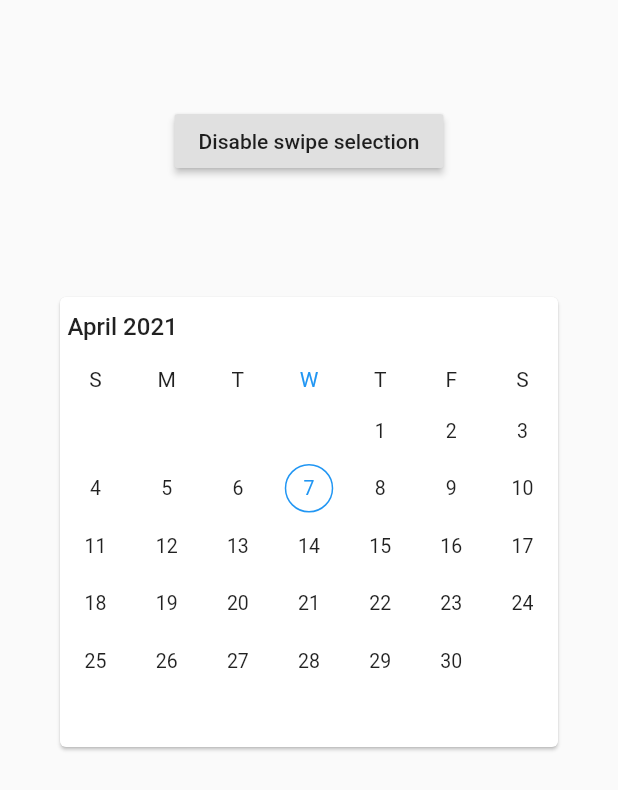
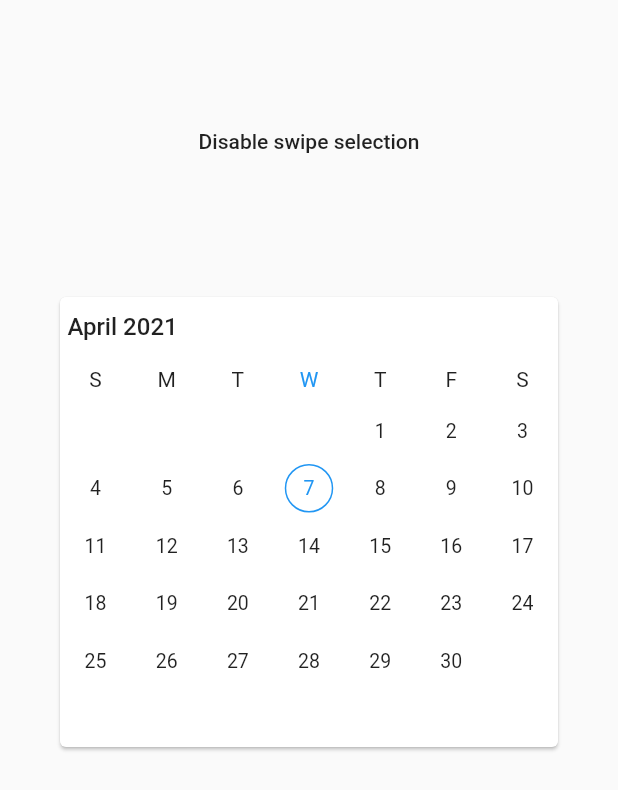
Before and after one commit to SyncfusionExamples/restrict-swipe-getsure-for-range-selection-flutter-date-range-picker, a Flutter app: the screen it shows after launch, on a phone screen of 412 x 824 dp. Shown: the top 790 px of the screen. Run offline on Flutter 3.47's test engine with Material 2 defaults, Android fonts, the phone set to English and light mode, and no system bars; drawn by our look-alikes of syncfusion_flutter_datepicker.

Commit message:
FLUT-4313-Sample updated with null safety.

```diff
--- a/lib/main.dart
+++ b/lib/main.dart
@@ -20,16 +20,8 @@ class SwipeSelectionPicker extends StatefulWidget {
 }
 
 class SwipeSelectionPickerState extends State<SwipeSelectionPicker> {
-  bool _swipeSelection;
-  String _buttonText;
-
-  @override
-  @override
-  void initState() {
-    _swipeSelection = true;
-    _buttonText='Disable swipe selection';
-    super.initState();
-  }
+  bool _swipeSelection = true;
+  String _buttonText = 'Disable swipe selection';
 
   @override
   Widget build(BuildContext context) {
@@ -38,27 +30,23 @@ class SwipeSelectionPickerState extends State<SwipeSelectionPicker> {
         children: [
           Container(
             padding: const EdgeInsets.only(top: 70),
-            child: RaisedButton(
+            child: MaterialButton(
               child: Text(_buttonText),
               onPressed: () {
                 setState(() {
-                  if(_buttonText=='Disable swipe selection')
-                    {
-                      _buttonText='Enable swipe selection';
-                      _swipeSelection = false;
-                    }
-
-                  else
-                    {
-                      _buttonText='Disable swipe selection';
-                      _swipeSelection = true;
-                    }
+                  if (_buttonText == 'Disable swipe selection') {
+                    _buttonText = 'Enable swipe selection';
+                    _swipeSelection = false;
+                  } else {
+                    _buttonText = 'Disable swipe selection';
+                    _swipeSelection = true;
+                  }
                 });
               },
             ),
           ),
           Card(
-            margin: const EdgeInsets.fromLTRB(40, 80, 40,100),
+            margin: const EdgeInsets.fromLTRB(40, 80, 40, 100),
             child: SfDateRangePicker(
               view: DateRangePickerView.month,
               selectionMode: DateRangePickerSelectionMode.range,
--- a/pubspec.yaml
+++ b/pubspec.yaml
@@ -18,17 +18,17 @@ publish_to: 'none' # Remove this line if you wish to publish to pub.dev
 version: 1.0.0+1
 
 environment:
-  sdk: ">=2.7.0 <3.0.0"
+  sdk: '>=2.12.0 <3.0.0'
 
 dependencies:
   flutter:
     sdk: flutter
-  syncfusion_flutter_datepicker: 18.3.51-beta
+  syncfusion_flutter_datepicker: ^19.1.55-beta
 
 
   # The following adds the Cupertino Icons font to your application.
   # Use with the CupertinoIcons class for iOS style icons.
-  cupertino_icons: ^1.0.0
+  cupertino_icons: ^1.0.2
 
 dev_dependencies:
   flutter_test:
```
Also changed, not shown: pubspec.lock.
